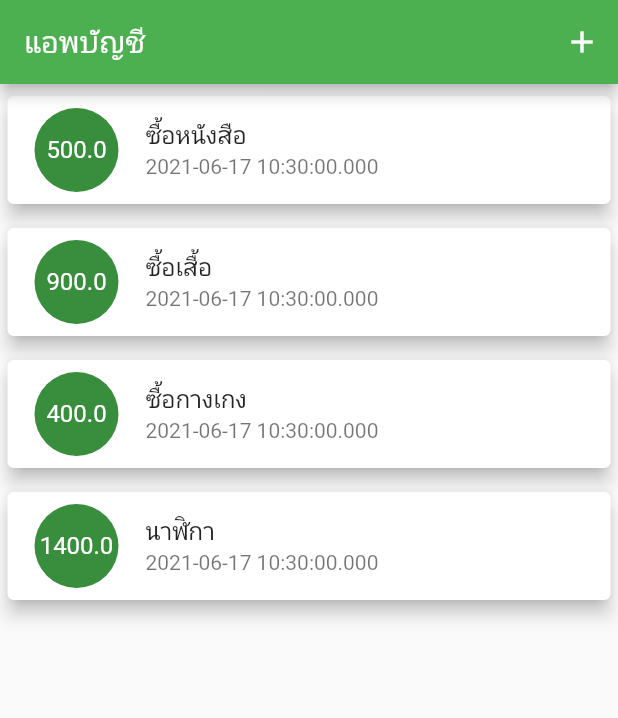
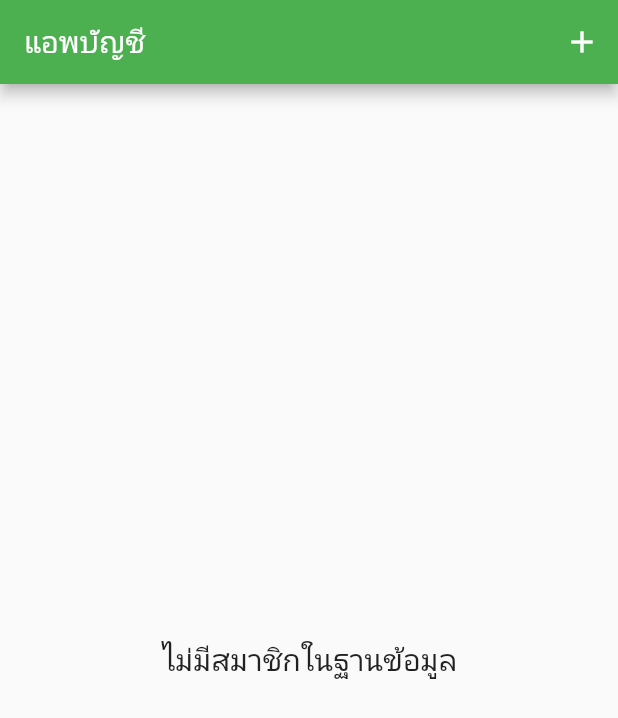
Before and after one commit to 60160040/Flutter_Database, a Flutter app: the screen it shows after launch, on a phone screen of 412 x 824 dp. Shown: the top 718 px of the screen. Run offline on Flutter 3.47's test engine with Material 2 defaults, Android fonts, the phone set to English and light mode, and no system bars; our stand-ins replace sembast.

Commit message:
pause
1:54:51

```diff
--- a/lib/main.dart
+++ b/lib/main.dart
@@ -1,9 +1,12 @@
+import 'dart:ui';
+
 import 'package:flutter/material.dart';
 import 'package:flutter_and_database/providers/transaction_provider.dart';
 import 'package:flutter_and_database/screens/form_screen.dart';
+import 'package:intl/intl.dart';
 import 'package:provider/provider.dart';
 
-import 'models/Transaction.dart';
+import 'models/Transactions.dart';
 
 void main() {
   runApp(MyApp());
@@ -57,10 +60,16 @@ class _MyHomePageState extends State<MyHomePage> {
       ),
       body: Consumer(
         builder: (context, TransactionProvider provider, Widget? child) {
+          var count = provider.transactions.length;
+          if (count <= 0) {
+            return Center(
+              child: Text("ไม่มีสมาชิกในฐานข้อมูล",style: TextStyle(fontSize: 20),),
+            );
+          }else{
             return ListView.builder(
-              itemCount: provider.transactions.length,
+                itemCount: count,
                 itemBuilder: (context, int index) {
-                Transaction data = provider.transactions[index];
+                  Transactions data = provider.transactions[index];
                   return Card(
                     elevation: 5,
                     margin:
@@ -68,15 +77,17 @@ class _MyHomePageState extends State<MyHomePage> {
                     child: ListTile(
                       leading: CircleAvatar(
                         child: FittedBox(
-                        child: Text(data.amount.toString()),
+                          child: Text(NumberFormat("#,###").format(data.amount)),
+                          // child: Text(data.amount.toString()),
                         ),
                         radius: 30,
                       ),
                       title: Text(data.title),
-                    subtitle: Text(data.date.toString()),
+                      subtitle: Text(DateFormat("dd-mm-yyyy").format(data.date)),
                     ),
                   );
                 });
+          }
         },
       ),
     );
--- a/lib/models/Transaction.dart
+++ /dev/null
@@ -1,7 +0,0 @@
-class Transaction {
-  String   title;
-  double   amount;
-  DateTime date;
-
-  Transaction({required this.title, required this.amount, required this.date});
-}
--- /dev/null
+++ b/lib/models/Transactions.dart
@@ -0,0 +1,7 @@
+class Transactions {
+  String   title;
+  double   amount;
+  DateTime date;
+
+  Transactions({required this.title, required this.amount, required this.date});
+}
--- a/lib/providers/transaction_provider.dart
+++ b/lib/providers/transaction_provider.dart
@@ -1,20 +1,24 @@
 import 'package:flutter/foundation.dart';
-import 'package:flutter_and_database/models/Transaction.dart';
+import 'package:flutter_and_database/database/transaction_db.dart';
+import 'package:flutter_and_database/models/Transactions.dart';
 
 class TransactionProvider with ChangeNotifier{
-  List<Transaction> transactions = [
-    Transaction(title: "ซื้อหนังสือ",amount: 500,date:DateTime.now()),
-    Transaction(title: "ซื้อเสื้อ",amount: 900,date:DateTime.now()),
-    Transaction(title: "ซื้อกางเกง",amount: 400,date:DateTime.now()),
-    Transaction(title: "นาฬิกา",amount: 1400,date:DateTime.now()),
+  List<Transactions> transactions = [];
 
-  ];
-
-  List<Transaction> getTransaction(){
+  // ดึงข้อมูล
+  List<Transactions> getTransaction(){
     return transactions;
   }
 
-  void addTransaction(Transaction statement){
-    transactions.add(statement);
+  void addTransaction(Transactions statement) async{
+    var db = TransactionDB(dbName: "transactions.db");
+    // บันทึกข้อมูล
+    await db.InsertData(statement);
+
+    // ดึงข้อมูลมาแสดงผล
+    await db.loadAllData();
+    transactions.insert(0,statement);
+    // แจ้งเตือน consumer
+    notifyListeners();
   }
 }
--- a/pubspec.yaml
+++ b/pubspec.yaml
@@ -29,6 +29,12 @@ dependencies:
   # Use with the CupertinoIcons class for iOS style icons.
   cupertino_icons: ^1.0.2
   provider: ^5.0.0
+  intl: ^0.17.0
+
+#  database
+  sembast: ^3.1.0+2
+  path_provider: ^2.0.2
+  path: ^1.8.0
 
 dev_dependencies:
   flutter_test:
```
Also changed, not shown: lib/database/transaction_db.dart (added, +61 -0 lines), lib/screens/form_screen.dart (+38 -9 lines), pubspec.lock. Lines whose indentation alone changed are shown as unchanged.
